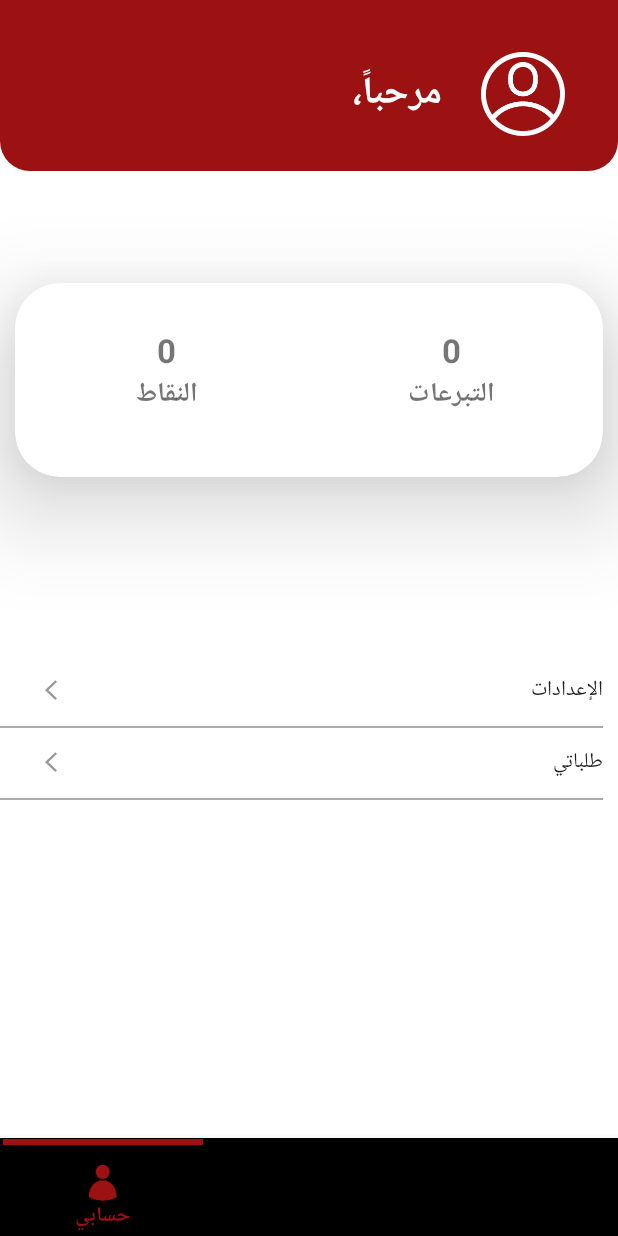
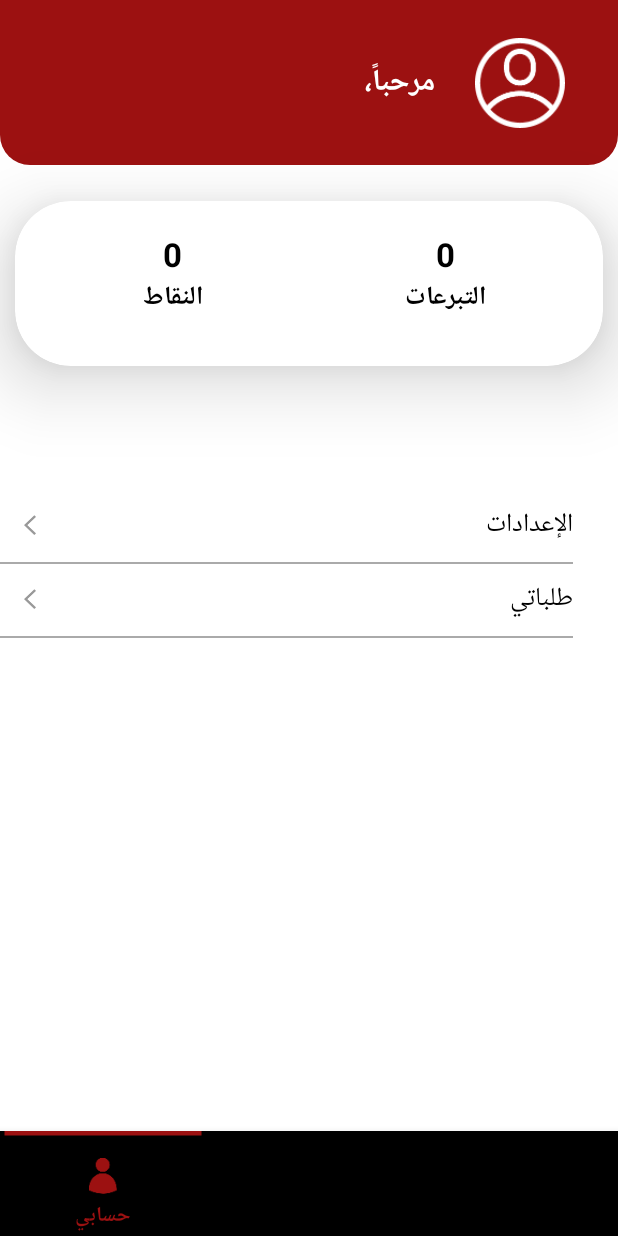
Before and after one commit to AhmedElqaffas/Shoryan, an Android app: the Profile screen opened through its navigation route, on a phone screen of 412 x 824 dp. Run offline under Robolectric (Android 15) with nearby library versions, the phone set to English and light mode, and no system bars; our stand-ins replace navigation-ui.

Commit message:
Login & Dimensions
- Implemented the "Login" screen layout.
- Changed the dimensions (sizes, paddings, margins) of multiple components in other screens.
- In splash screen, buttons now appear gradually (increasing alpha) instead of being translated upwards.

```diff
--- a/app/src/main/AndroidManifest.xml
+++ b/app/src/main/AndroidManifest.xml
@@ -9,6 +9,7 @@
         android:roundIcon="@mipmap/ic_launcher_round"
         android:supportsRtl="true"
         android:theme="@style/AppTheme">
+        <activity android:name=".ui.LoginActivity"></activity>
         <activity android:name=".ui.SplashScreenActivity">
             <intent-filter>
                 <action android:name="android.intent.action.MAIN" />
@@ -16,7 +17,7 @@
                 <category android:name="android.intent.category.LAUNCHER" />
             </intent-filter>
         </activity>
-        <activity android:name=".ui.MainActivity"/>
+        <activity android:name=".ui.MainActivity" />
     </application>
 
 </manifest>
--- a/app/src/main/res/anim/splash_screen.xml
+++ b/app/src/main/res/anim/anim_splash_screen.xml
@@ -1,11 +1,11 @@
 <?xml version="1.0" encoding="utf-8"?>
-<set android:startOffset="1000"
+<set android:startOffset="500"
     xmlns:android="http://schemas.android.com/apk/res/android"
     android:fillAfter="true">
 
     <translate
         android:fromXDelta="0%" android:fromYDelta="0%"
-        android:toXDelta="0%p" android:toYDelta="-25%p"
-        android:duration="1000"/>
+        android:toXDelta="0%p" android:toYDelta="-20%p"
+        android:duration="800"/>
 
 </set>
--- a/app/src/main/res/anim/signing_buttons.xml
+++ b/app/src/main/res/anim/signing_buttons.xml
@@ -1,11 +1,11 @@
 <?xml version="1.0" encoding="utf-8"?>
-<set android:startOffset="1000"
+<set android:startOffset="500"
 xmlns:android="http://schemas.android.com/apk/res/android"
 android:fillAfter="true">
 
 <translate
     android:fromXDelta="0%" android:fromYDelta="0%"
-    android:toXDelta="0%p" android:toYDelta="-40%p"
+    android:toXDelta="0%p" android:toYDelta="-15.8%p"
     android:duration="800"/>
 
 </set>
--- /dev/null
+++ b/app/src/main/res/drawable/back_arrow_icon.xml
@@ -0,0 +1,5 @@
+<vector android:height="24dp" android:tint="#FFFFFF"
+    android:viewportHeight="24" android:viewportWidth="24"
+    android:width="24dp" xmlns:android="http://schemas.android.com/apk/res/android">
+    <path android:fillColor="@android:color/white" android:pathData="M20,11H7.83l5.59,-5.59L12,4l-8,8 8,8 1.41,-1.41L7.83,13H20v-2z"/>
+</vector>
--- a/app/src/main/res/drawable/bottom_navigation_line.xml
+++ b/app/src/main/res/drawable/bottom_navigation_line.xml
@@ -1,9 +1,9 @@
 <?xml version="1.0" encoding="utf-8"?>
 <layer-list xmlns:android="http://schemas.android.com/apk/res/android">
     <item
-        android:top="-60dp">
+        android:top="-70dp">
         <shape android:shape="line">
-            <stroke android:width="4dp" android:color="@color/colorPrimary"/>
+            <stroke android:width="6dp" android:color="@color/colorPrimary"/>
         </shape>
     </item>
 </layer-list>
--- a/app/src/main/res/layout/fragment_profile.xml
+++ b/app/src/main/res/layout/fragment_profile.xml
@@ -11,20 +11,19 @@
         android:layout_height="0dp"
         app:layout_constraintTop_toTopOf="parent"
         app:layout_constraintBottom_toBottomOf="parent"
-        app:layout_constraintHeight_percent="0.15"
+        app:layout_constraintHeight_percent="0.146"
         app:layout_constraintVertical_bias="0"
         android:background="@drawable/appbar_background">
 
         <ImageView
             android:id="@+id/profileImage"
-            android:layout_width="wrap_content"
-            android:layout_height="wrap_content"
+            android:layout_width="60dp"
+            android:layout_height="60dp"
             app:layout_constraintTop_toTopOf="parent"
             app:layout_constraintLeft_toLeftOf="parent"
             app:layout_constraintRight_toRightOf="parent"
             app:layout_constraintBottom_toBottomOf="parent"
             app:layout_constraintHorizontal_bias="0.9"
-            app:layout_constraintVertical_bias="0.6"
             android:src="@mipmap/account"/>
 
         <TextView
@@ -37,8 +36,9 @@
             app:layout_constraintBottom_toBottomOf="@id/profileImage"
             app:layout_constraintHorizontal_bias="0.9"
             android:text="@string/hello_user"
+            android:fontFamily="arial"
             android:textColor="@android:color/white"
-            android:textSize="25sp"
+            android:textSize="20sp"
             android:textStyle="bold"/>
 
     </androidx.constraintlayout.widget.ConstraintLayout>
@@ -47,15 +47,14 @@
         android:id="@+id/statisticsCardView"
         android:layout_width="0dp"
         android:layout_height="0dp"
-        app:layout_constraintTop_toTopOf="parent"
-        app:layout_constraintBottom_toBottomOf="parent"
+        app:layout_constraintTop_toBottomOf="@id/profileHeaderLayout"
         app:layout_constraintLeft_toLeftOf="parent"
         app:layout_constraintRight_toRightOf="parent"
-        app:layout_constraintVertical_bias="0.3"
+        android:layout_marginTop="24dp"
         app:layout_constraintWidth_percent="0.95"
-        app:layout_constraintHeight_percent="0.17"
-        app:cardCornerRadius="30dp"
-        app:cardElevation="40dp">
+        app:layout_constraintHeight_percent="0.146"
+        app:cardCornerRadius="37dp"
+        app:cardElevation="30dp">
 
         <androidx.constraintlayout.widget.ConstraintLayout
             android:layout_width="match_parent"
@@ -69,11 +68,13 @@
                 app:layout_constraintLeft_toLeftOf="parent"
                 app:layout_constraintRight_toRightOf="parent"
                 app:layout_constraintBottom_toBottomOf="parent"
-                app:layout_constraintHorizontal_bias="0.75"
-                app:layout_constraintVertical_bias="0.3"
+                app:layout_constraintHorizontal_bias="0.74"
+                app:layout_constraintVertical_bias="0.26"
                 android:text="0"
                 android:textSize="22sp"
-                android:textStyle="bold"/>
+                android:fontFamily="arial"
+                android:textStyle="bold"
+                android:textColor="@android:color/black"/>
             <TextView
                 android:id="@+id/pointsNumber"
                 android:layout_width="wrap_content"
@@ -81,10 +82,13 @@
                 app:layout_constraintTop_toTopOf="@id/donationsNumber"
                 app:layout_constraintLeft_toLeftOf="parent"
                 app:layout_constraintRight_toRightOf="parent"
-                app:layout_constraintHorizontal_bias="0.25"
+                app:layout_constraintHorizontal_bias="0.26"
                 android:text="0"
                 android:textSize="22sp"
-                android:textStyle="bold"/>
+                android:fontFamily="arial"
+                android:textStyle="bold"
+
+                android:textColor="@android:color/black"/>
 
             <TextView
                 android:id="@+id/donationsWord"
@@ -94,8 +98,10 @@
                 app:layout_constraintLeft_toLeftOf="@id/donationsNumber"
                 app:layout_constraintRight_toRightOf="@id/donationsNumber"
                 android:text="@string/donations"
-                android:textSize="18sp"
-                android:textStyle="bold"/>
+                android:textSize="17sp"
+                android:fontFamily="arial"
+                android:textStyle="bold"
+                android:textColor="@android:color/black"/>
 
             <TextView
                 android:id="@+id/pointsWord"
@@ -105,8 +111,9 @@
                 app:layout_constraintLeft_toLeftOf="@id/pointsNumber"
                 app:layout_constraintRight_toRightOf="@id/pointsNumber"
                 android:text="@string/points"
-                android:textSize="18sp"
-                android:textStyle="bold"/>
+                android:textSize="17sp"
+                android:textStyle="bold"
+                android:textColor="@android:color/black"/>
 
         </androidx.constraintlayout.widget.ConstraintLayout>
 
@@ -116,18 +123,22 @@
         android:id="@+id/settingsButton"
         android:layout_width="0dp"
         android:layout_height="wrap_content"
-        app:layout_constraintTop_toBottomOf="@id/statisticsCardView"
+        app:layout_constraintTop_toTopOf="parent"
         app:layout_constraintLeft_toLeftOf="parent"
-        app:layout_constraintRight_toRightOf="@id/statisticsCardView"
+        app:layout_constraintRight_toRightOf="parent"
         app:layout_constraintBottom_toBottomOf="parent"
-        app:layout_constraintVertical_bias="0.3"
+        app:layout_constraintVertical_bias="0.462"
+        android:layout_marginEnd="30dp"
         android:drawableStart="@mipmap/iconfinder_nav_arrow_right_4"
-        android:paddingStart="30dp"
+        android:paddingStart="16dp"
         android:paddingEnd="0dp"
         android:text="@string/settings"
         android:textAlignment="viewEnd"
         android:textAllCaps="false"
-        style="?android:attr/borderlessButtonStyle" />
+        style="?android:attr/borderlessButtonStyle"
+        android:textSize="17sp"
+        android:fontFamily="arial"
+        android:textColor="@android:color/black"/>
 
     <View
         app:layout_constraintTop_toBottomOf="@id/settingsButton"
@@ -147,12 +158,15 @@
         app:layout_constraintRight_toRightOf="@id/settingsButton"
         android:paddingTop="10dp"
         android:drawableStart="@mipmap/iconfinder_nav_arrow_right_4"
-        android:paddingStart="30dp"
+        android:paddingStart="16dp"
         android:paddingEnd="0dp"
         android:text="@string/my_requests"
         android:textAlignment="viewEnd"
         android:textAllCaps="false"
-        style="?android:attr/borderlessButtonStyle"/>
+        style="?android:attr/borderlessButtonStyle"
+        android:textSize="17sp"
+        android:fontFamily="arial"
+        android:textColor="@android:color/black"/>
 
     <View
         app:layout_constraintTop_toBottomOf="@id/myRequestsButton"
--- a/app/src/main/res/values/colors.xml
+++ b/app/src/main/res/values/colors.xml
@@ -2,5 +2,5 @@
 <resources>
     <color name="colorPrimary">#9C1111</color>
     <color name="colorPrimaryDark">#9C1111</color>
-    <color name="colorAccent">#03DAC5</color>
+    <color name="colorAccent">#9C1111</color>
 </resources>
--- a/app/src/main/res/values/dimens.xml
+++ b/app/src/main/res/values/dimens.xml
@@ -1,5 +1,5 @@
 <?xml version="1.0" encoding="utf-8"?>
 <resources xmlns:tools="http://schemas.android.com/tools">
-    <dimen name="design_bottom_navigation_height" tools:override="true">65dp</dimen>
+    <dimen name="design_bottom_navigation_height" tools:override="true">70dp</dimen>
     <dimen name="design_bottom_navigation_margin" tools:override="true">20dp</dimen>
 </resources>
--- a/app/src/main/res/values/styles.xml
+++ b/app/src/main/res/values/styles.xml
@@ -7,4 +7,9 @@
         <item name="colorAccent">@color/colorAccent</item>
     </style>
 
+    <style name="hintAppearance" parent="TextAppearance.AppCompat">
+        <item name="android:textColorHint">@color/colorPrimary</item>
+        <item name="android:textSize">16sp</item>
+        <item name="fontFamily">arial</item>
+    </style>
 </resources>
```
Also changed, not shown: app/src/main/java/com/example/sharyan/ui/LoginActivity.kt (added, +32 -0 lines), app/src/main/java/com/example/sharyan/ui/SplashScreenActivity.kt (+18 -19 lines), app/src/main/res/drawable/login_bg.xml (added, +21 -0 lines), app/src/main/res/layout/activity_login.xml (added, +127 -0 lines), app/src/main/res/layout/activity_splash_screen.xml (+11 -8 lines), app/src/main/res/layout/appbar.xml (+13 -19 lines), app/src/main/res/layout/fragment_home.xml (+18 -16 lines), app/src/main/res/layout/fragment_notifications.xml (+5 -2 lines), app/src/main/res/layout/item_request.xml (+17 -11 lines), app/src/main/res/values/strings.xml (+16 -7 lines).
